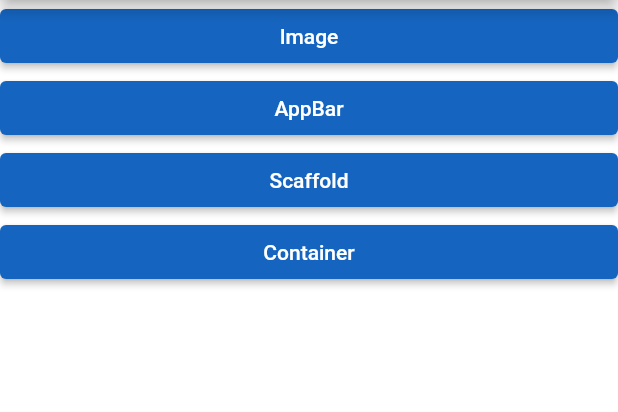
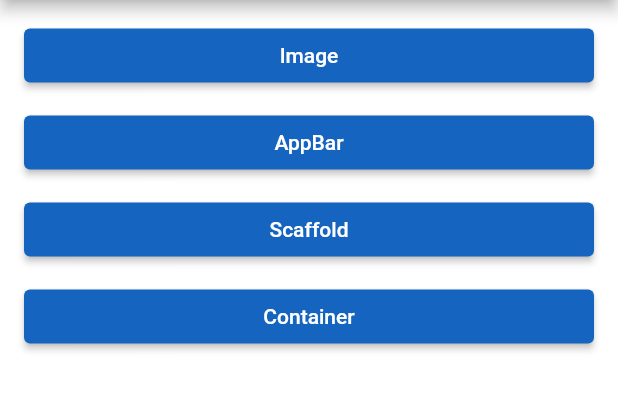
Before and after one commit to dscpesu/FlutterFolio, a Flutter app: the screen it shows after launch, on a phone screen of 412 x 824 dp, the part 84-496 px from its top. Run offline on Flutter 3.47's test engine with Material 2 defaults, Android fonts, the phone set to English and light mode, and no system bars; our stand-ins replace flutter_highlight.

Commit message:
Update home_screen.dart
Added padding to the ListView and each ElevatedButton for a cleaner UI.

```diff
--- a/lib/screens/home_screen.dart
+++ b/lib/screens/home_screen.dart
@@ -1,8 +1,9 @@
 import 'package:flutter/material.dart';
+import 'package:flutter_folio/widgets/app_bar_widget.dart';
+import 'package:flutter_folio/widgets/scaffold_widget.dart';
+
 import '/models/widget_model.dart';
 import '/data/widget_data.dart';
-import 'package:flutter_folio/widgets/app_bar_widget.dart';
-import 'package:flutter_folio/widgets/scaffold_widget.dart';
 
 class HomeScreen extends StatelessWidget {
   @override
@@ -11,18 +12,24 @@ class HomeScreen extends StatelessWidget {
       appBar: CustomAppBar(
         title: 'FlutterFolio Widget Catalog',
       ),
-      body: ListView.builder(
+      body: Padding(
+        padding: const EdgeInsets.symmetric(vertical: 8.0, horizontal: 16.0),
+        child: ListView.builder(
           itemCount: widgetData.length,
           itemBuilder: (context, index) {
             final widgetModel = widgetData[index];
-          return ElevatedButton(
+            return Padding(
+              padding: const EdgeInsets.symmetric(vertical: 5.0),
+              child: ElevatedButton(
                 onPressed: () {
                   Navigator.pushNamed(context, '/widgetDetail',
                       arguments: widgetModel);
                 },
                 child: Text(widgetModel.name),
+              ),
             );
           },
+        ),
       ),
     );
   }
```
Lines whose indentation alone changed are shown as unchanged.
